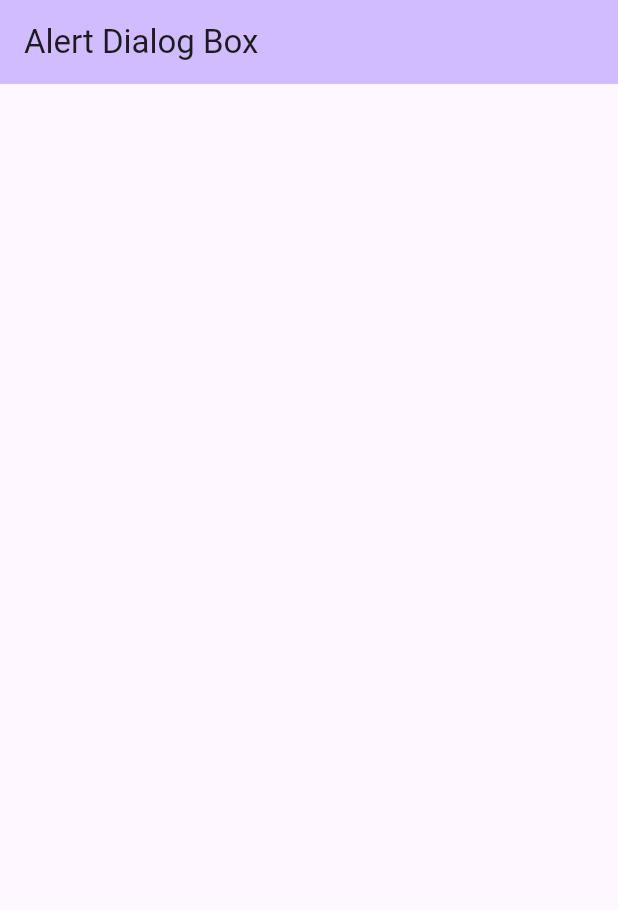
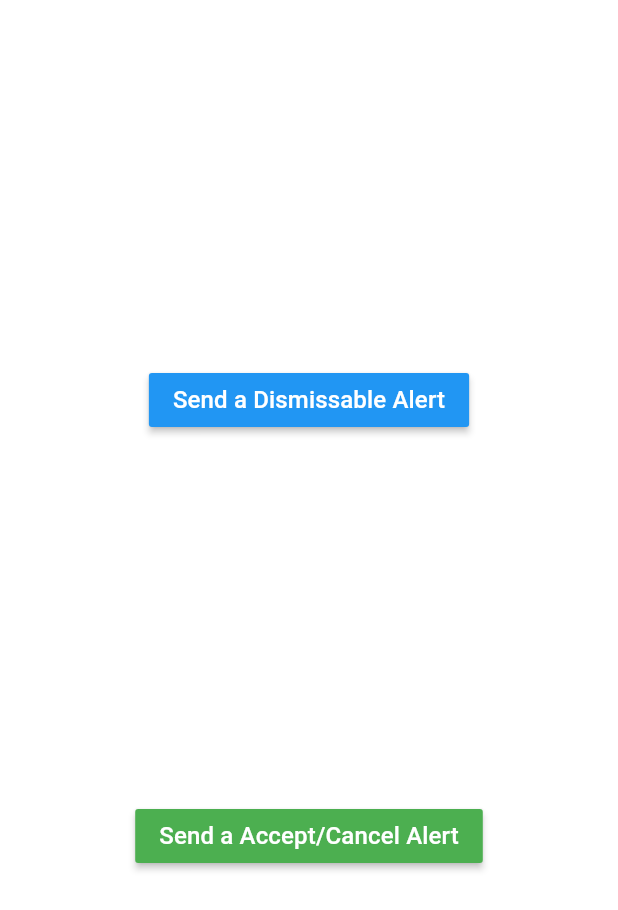
Before and after one commit to hello-addweb/alert_dialog_box, a Flutter app: the screen it shows after launch, on a phone screen of 412 x 824 dp. Shown: the top 910 px of the screen. Run offline on Flutter 3.47's test engine with Material 3 defaults, Android fonts, the phone set to English and light mode, and no system bars.

Commit message:
-- uploaded on live

```diff
--- a/example/lib/main.dart
+++ b/example/lib/main.dart
@@ -1,3 +1,5 @@
+import 'dart:developer';
+import 'package:alert_dialog_box_v1/alert_dialog_box_v1.dart';
 import 'package:flutter/material.dart';
 
 void main() {
@@ -10,9 +12,14 @@ class MyApp extends StatelessWidget {
   // This widget is the root of your application.
   @override
   Widget build(BuildContext context) {
-    return const MaterialApp(
-      title: 'Flutter Demo',
-      home: MyHomePage(),
+    return MaterialApp(
+      debugShowCheckedModeBanner: false,
+      title: 'Alert Dialog Box',
+      theme: ThemeData(
+        primarySwatch: Colors.blue,
+        visualDensity: VisualDensity.adaptivePlatformDensity,
+      ),
+      home: const MyHomePage(),
     );
   }
 }
@@ -21,23 +28,84 @@ class MyHomePage extends StatefulWidget {
   const MyHomePage({super.key});
 
   @override
-  State<MyHomePage> createState() => _MyHomePageState();
+  _MyHomePageState createState() => _MyHomePageState();
 }
 
 class _MyHomePageState extends State<MyHomePage> {
+  void _yesNoAlertDialogBox(BuildContext context) {
+    showDialog(
+      context: context,
+      builder: (_) => AlertDialogBox(
+        title: "Are you liking it?",
+        message:
+            "Do you think my library is awesome and want have a try?\n\nNote: Fell free to open PR to improve it :)",
+        onConfirmPressed: () {
+          Navigator.of(context, rootNavigator: true).pop('dialog');
+          print("do something on confirm");
+          log("do something on confirm");
+        },
+        onCancelPressed: () {
+          Navigator.of(context, rootNavigator: true).pop('dialog');
+          print("do something on confirm");
+          log("do something on confirm");
+        },
+      ),
+    );
+  }
+
+  void _okAlertDialogBox(BuildContext context) {
+    showDialog(
+      context: context,
+      builder: (_) => AlertDialogBox(
+        isDismissible: true,
+        isOkButtonAlertDialog: true,
+        title: "This is an dismissable alert!",
+        message:
+            "Hey, you can only dismiss this alert dialog. And also, don't tap again in that button. You have been alerted!",
+        onOkPressed: () {
+          Navigator.of(context, rootNavigator: true).pop('dialog');
+          print("do something on confirm");
+          log("do something on confirm");
+        },
+      ),
+    );
+  }
 
   @override
   Widget build(BuildContext context) {
     return Scaffold(
-        appBar: AppBar(
-          backgroundColor: Theme.of(context).colorScheme.inversePrimary,
-          title: const Text("Alert Dialog Box"),
+      backgroundColor: Colors.white,
+      body: SafeArea(
+        child: Center(
+          child: Column(
+            mainAxisAlignment: MainAxisAlignment.spaceEvenly,
+            children: <Widget>[
+              MaterialButton(
+                onPressed: () => _okAlertDialogBox(context),
+                color: Colors.blue,
+                child: const Text(
+                  "Send a Dismissable Alert",
+                  style: TextStyle(
+                    color: Colors.white,
+                    fontSize: 16,
+                  ),
+                ),
+              ),
+              MaterialButton(
+                onPressed: () => _yesNoAlertDialogBox(context),
+                color: Colors.green,
+                child: const Text(
+                  "Send a Accept/Cancel Alert",
+                  style: TextStyle(
+                    color: Colors.white,
+                    fontSize: 16,
+                  ),
+                ),
+              ),
+            ],
+          ),
         ),
-        body: const Center(
-          child: Column(children: [
-            SizedBox(height: 10,),
-          ],),
-        )
+      ),
     );
   }
 }
--- a/example/pubspec.yaml
+++ b/example/pubspec.yaml
@@ -35,7 +35,7 @@ dependencies:
   # The following adds the Cupertino Icons font to your application.
   # Use with the CupertinoIcons class for iOS style icons.
   cupertino_icons: ^1.0.2
-  alert_dialog_box:
+  alert_dialog_box_v1:
     path: ../
 
 dev_dependencies:
--- a/lib/alert_dialog_box.dart
+++ /dev/null
@@ -1,18 +0,0 @@
-/// Documentation
-///
-/// alert_dialog_box library collection.
-library alert_dialog_box;
-
-import 'package:flutter/material.dart';
-
-
-///
-/// AlertDialogBox main class..
-class AlertDialogBox extends StatelessWidget {
-  const AlertDialogBox({super.key});
-
-  @override
-  Widget build(BuildContext context) {
-    return const Placeholder();
-  }
-}
--- a/pubspec.yaml
+++ b/pubspec.yaml
@@ -1,7 +1,7 @@
-name: alert_dialog_box
+name: alert_dialog_box_v1
 
 description: "A flutter library to show alert dialog box with custom design and decoration."
-version: 0.0.1
+version: 0.0.2
 # author: AddWeb Solution Dev(Sultan Singh)
 homepage: https://github.com/hello-addweb/alert_dialog_box
 
```
Also changed, not shown: lib/alert_dialog_box_v1.dart (added, +123 -0 lines), example/pubspec.lock, 3 other files.
